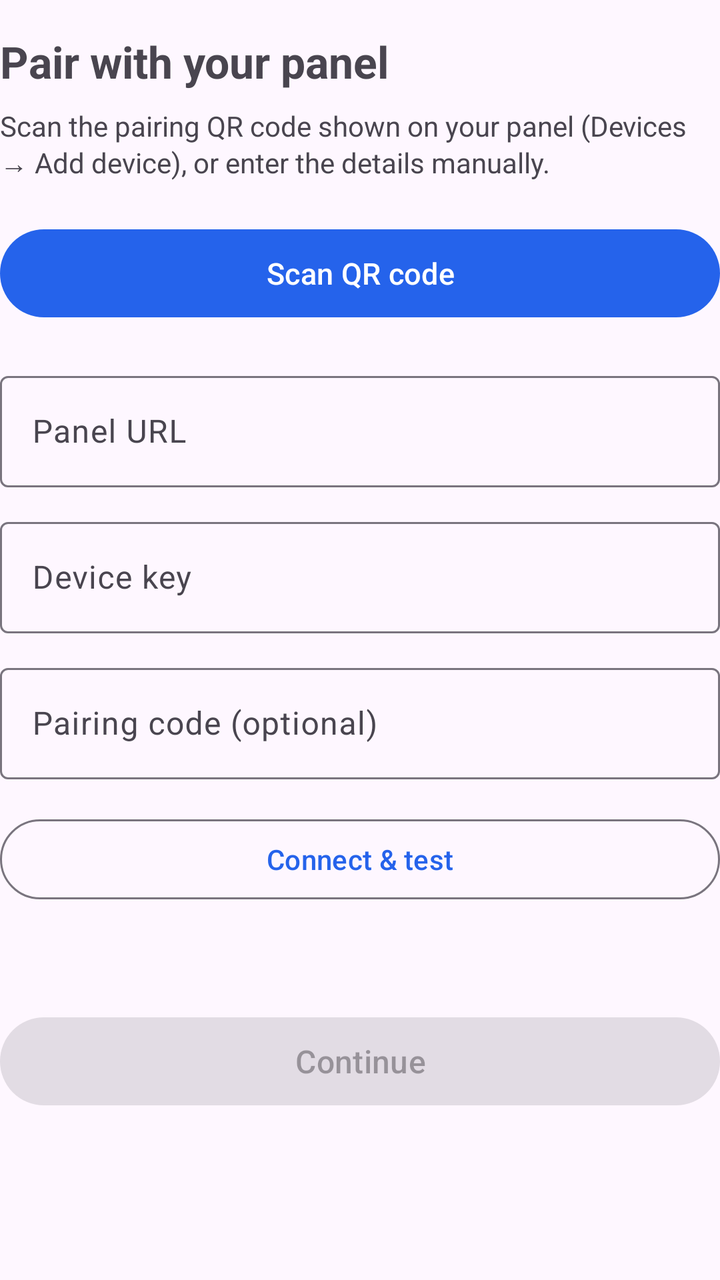
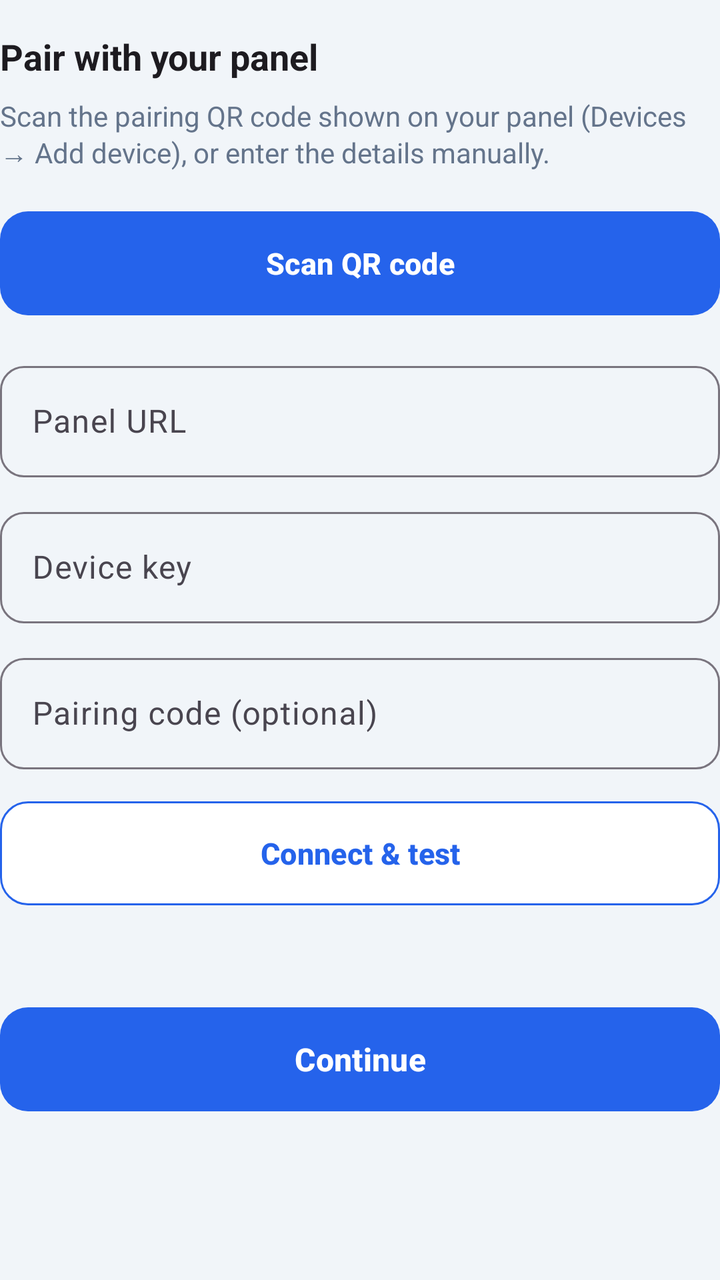

An Android layout rendered at two revisions. The XML below is the earlier revision; the diff shows what the commit changed to produce the second picture.
<!-- AndroidManifest.xml: application theme Theme.InvokeilPay -->
<!-- res/layout/ob_pair.xml -->
<?xml version="1.0" encoding="utf-8"?>
<LinearLayout xmlns:android="http://schemas.android.com/apk/res/android"
    xmlns:app="http://schemas.android.com/apk/res-auto"
    android:layout_width="match_parent"
    android:layout_height="wrap_content"
    android:orientation="vertical">

    android:layout_width="match_parent"
    android:layout_height="wrap_content"
    android:orientation="vertical">

    <TextView
        android:layout_width="match_parent"
        android:layout_height="wrap_content"
        android:layout_marginTop="16dp"
        android:text="@string/ob_pair_title"
        android:textSize="22sp"
        android:textStyle="bold" />

    <TextView
        android:layout_width="match_parent"
        android:layout_height="wrap_content"
        android:layout_marginTop="8dp"
        android:text="@string/ob_pair_body"
        android:textColor="?android:attr/textColorSecondary"
        android:textSize="14sp" />

    <com.google.android.material.button.MaterialButton
        android:id="@+id/btn_scan"
        android:layout_width="match_parent"
        android:layout_height="52dp"
        android:layout_marginTop="20dp"
        android:text="@string/btn_scan_qr"
        android:textSize="15sp" />

    <com.google.android.material.textfield.TextInputLayout
        android:layout_width="match_parent"
        android:layout_height="wrap_content"
        android:layout_marginTop="20dp"
        android:hint="@string/panel_url">

        <com.google.android.material.textfield.TextInputEditText
            android:id="@+id/input_url"
            android:layout_width="match_parent"
            android:layout_height="wrap_content"
            android:importantForAutofill="no"
            android:inputType="textUri" />
    </com.google.android.material.textfield.TextInputLayout>

    <com.google.android.material.textfield.TextInputLayout
        android:layout_width="match_parent"
        android:layout_height="wrap_content"
        android:layout_marginTop="12dp"
        android:hint="@string/device_key">

        <com.google.android.material.textfield.TextInputEditText
            android:id="@+id/input_key"
            android:layout_width="match_parent"
            android:layout_height="wrap_content"
            android:importantForAutofill="no"
            android:inputType="text" />
    </com.google.android.material.textfield.TextInputLayout>

    <com.google.android.material.textfield.TextInputLayout
        android:layout_width="match_parent"
        android:layout_height="wrap_content"
        android:layout_marginTop="12dp"
        android:hint="@string/pairing_code">

        <com.google.android.material.textfield.TextInputEditText
            android:id="@+id/input_code"
            android:layout_width="match_parent"
            android:layout_height="wrap_content"
            android:importantForAutofill="no"
            android:inputType="number" />
    </com.google.android.material.textfield.TextInputLayout>

    <com.google.android.material.button.MaterialButton
        android:id="@+id/btn_test"
        style="?attr/materialButtonOutlinedStyle"
        android:layout_width="match_parent"
        android:layout_height="48dp"
        android:layout_marginTop="16dp"
        android:text="@string/test_connect" />

    <TextView
        android:id="@+id/status_text"
        android:layout_width="match_parent"
        android:layout_height="wrap_content"
        android:layout_marginTop="12dp"
        android:textColor="?android:attr/textColorSecondary"
        android:textSize="14sp" />

    <com.google.android.material.button.MaterialButton
        android:id="@+id/btn_continue"
        android:layout_width="match_parent"
        android:layout_height="52dp"
        android:layout_marginTop="20dp"
        android:enabled="false"
        android:text="@string/btn_continue"
        android:textSize="16sp" />
</LinearLayout>
<!-- resources referenced by this layout -->
<resources>
  <style name="Theme.InvokeilPay" parent="Theme.Material3.DayNight.NoActionBar">
          <item name="colorPrimary">#2563EB</item>
          <item name="colorOnPrimary">#FFFFFF</item>
          <item name="colorSecondary">#1E40AF</item>
          <item name="shapeAppearanceSmallComponent">@style/ShapeAppearance.Invokeil.Small</item>
          <item name="shapeAppearanceMediumComponent">@style/ShapeAppearance.Invokeil.Medium</item>
          <item name="shapeAppearanceLargeComponent">@style/ShapeAppearance.Invokeil.Large</item>
      </style>
  <!-- unchanged entries left out for length: 11 -->
</resources>

<!-- the commit's change to res/layout/ob_pair.xml (unified diff, before → after) -->
@@ -1,10 +1,6 @@
 <?xml version="1.0" encoding="utf-8"?>
 <LinearLayout xmlns:android="http://schemas.android.com/apk/res/android"
     xmlns:app="http://schemas.android.com/apk/res-auto"
-    android:layout_width="match_parent"
-    android:layout_height="wrap_content"
-    android:orientation="vertical">
-
     android:layout_width="match_parent"
     android:layout_height="wrap_content"
     android:orientation="vertical">
@@ -14,7 +10,8 @@
         android:layout_height="wrap_content"
         android:layout_marginTop="16dp"
         android:text="@string/ob_pair_title"
-        android:textSize="22sp"
+        android:textColor="?android:attr/textColorPrimary"
+        android:textSize="18sp"
         android:textStyle="bold" />
 
     <TextView
@@ -22,18 +19,19 @@
         android:layout_height="wrap_content"
         android:layout_marginTop="8dp"
         android:text="@string/ob_pair_body"
-        android:textColor="?android:attr/textColorSecondary"
+        android:textColor="@color/text_muted"
         android:textSize="14sp" />
 
     <com.google.android.material.button.MaterialButton
         android:id="@+id/btn_scan"
+        style="@style/Widget.Invokeil.Button.Primary"
         android:layout_width="match_parent"
         android:layout_height="52dp"
         android:layout_marginTop="20dp"
-        android:text="@string/btn_scan_qr"
-        android:textSize="15sp" />
+        android:text="@string/btn_scan_qr" />
 
     <com.google.android.material.textfield.TextInputLayout
+        style="@style/Widget.Invokeil.TextInput"
         android:layout_width="match_parent"
         android:layout_height="wrap_content"
         android:layout_marginTop="20dp"
@@ -48,6 +46,7 @@
     </com.google.android.material.textfield.TextInputLayout>
 
     <com.google.android.material.textfield.TextInputLayout
+        style="@style/Widget.Invokeil.TextInput"
         android:layout_width="match_parent"
         android:layout_height="wrap_content"
         android:layout_marginTop="12dp"
@@ -62,6 +61,7 @@
     </com.google.android.material.textfield.TextInputLayout>
 
     <com.google.android.material.textfield.TextInputLayout
+        style="@style/Widget.Invokeil.TextInput"
         android:layout_width="match_parent"
         android:layout_height="wrap_content"
         android:layout_marginTop="12dp"
@@ -77,9 +77,9 @@
 
     <com.google.android.material.button.MaterialButton
         android:id="@+id/btn_test"
-        style="?attr/materialButtonOutlinedStyle"
+        style="@style/Widget.Invokeil.Button.Secondary"
         android:layout_width="match_parent"
-        android:layout_height="48dp"
+        android:layout_height="52dp"
         android:layout_marginTop="16dp"
         android:text="@string/test_connect" />
 
@@ -88,11 +88,12 @@
         android:layout_width="match_parent"
         android:layout_height="wrap_content"
         android:layout_marginTop="12dp"
-        android:textColor="?android:attr/textColorSecondary"
+        android:textColor="@color/text_muted"
         android:textSize="14sp" />
 
     <com.google.android.material.button.MaterialButton
         android:id="@+id/btn_continue"
+        style="@style/Widget.Invokeil.Button.Primary"
         android:layout_width="match_parent"
         android:layout_height="52dp"
         android:layout_marginTop="20dp"
<!-- resource entries referenced after the edit -->
@@ -1,13 +1,87 @@
 <!-- resources referenced by this layout -->
 <resources>
+  <color name="text_muted">#64748B</color>
+  <style name="Widget.Invokeil.Button.Primary" parent="Widget.Material3.Button">
+          <item name="android:minHeight">52dp</item>
+          <item name="android:insetTop">0dp</item>
+          <item name="android:insetBottom">0dp</item>
+          <item name="android:textSize">15sp</item>
+          <item name="android:textStyle">bold</item>
+          <item name="android:textColor">#FFFFFF</item>
+          <item name="cornerRadius">14dp</item>
+          <item name="backgroundTint">@color/brand_primary</item>
+      </style>
+  <style name="Widget.Invokeil.Button.Secondary" parent="Widget.Material3.Button.OutlinedButton">
+          <item name="android:minHeight">52dp</item>
+          <item name="android:insetTop">0dp</item>
+          <item name="android:insetBottom">0dp</item>
+          <item name="android:textSize">15sp</item>
+          <item name="android:textStyle">bold</item>
+          <item name="android:textColor">@color/brand_primary</item>
+          <item name="cornerRadius">14dp</item>
+          <item name="backgroundTint">@color/surface_card</item>
+          <item name="strokeColor">@color/brand_primary</item>
+          <item name="strokeWidth">1dp</item>
+      </style>
+  <style name="Widget.Invokeil.TextInput" parent="Widget.Material3.TextInputLayout.OutlinedBox">
+          <item name="boxCornerRadiusTopStart">12dp</item>
+          <item name="boxCornerRadiusTopEnd">12dp</item>
+          <item name="boxCornerRadiusBottomStart">12dp</item>
+          <item name="boxCornerRadiusBottomEnd">12dp</item>
+      </style>
   <style name="Theme.InvokeilPay" parent="Theme.Material3.DayNight.NoActionBar">
-          <item name="colorPrimary">#2563EB</item>
+          <item name="colorPrimary">@color/brand_primary</item>
           <item name="colorOnPrimary">#FFFFFF</item>
-          <item name="colorSecondary">#1E40AF</item>
+          <item name="colorSecondary">@color/brand_dark</item>
+          <item name="colorOnSecondary">#FFFFFF</item>
+          <item name="colorSurface">@color/surface_card</item>
+          <item name="android:colorBackground">@color/bg_page</item>
+          <item name="android:windowBackground">@color/bg_page</item>
+          <item name="android:statusBarColor">@color/brand_deep</item>
+          <item name="android:windowLightStatusBar">false</item>
           <item name="shapeAppearanceSmallComponent">@style/ShapeAppearance.Invokeil.Small</item>
           <item name="shapeAppearanceMediumComponent">@style/ShapeAppearance.Invokeil.Medium</item>
           <item name="shapeAppearanceLargeComponent">@style/ShapeAppearance.Invokeil.Large</item>
+          
+          <item name="android:windowSplashScreenBackground">@color/splash_bg</item>
+          <item name="android:windowSplashScreenAnimatedIcon">@drawable/ic_splash_icon</item>
       </style>
+  <color name="brand_primary">#2563EB</color>
+  <color name="surface_card">#FFFFFF</color>
+  <color name="brand_dark">#1E40AF</color>
+  <color name="bg_page">#F1F5F9</color>
+  <color name="brand_deep">#172554</color>
+  <color name="splash_bg">#FFFFFF</color>
+  <!-- drawable ic_splash_icon (drawable) -->
+  <?xml version="1.0" encoding="utf-8"?>
+  <inset xmlns:android="http://schemas.android.com/apk/res/android"
+      android:drawable="@drawable/ic_logo_mark"
+      android:insetLeft="20%"
+      android:insetTop="20%"
+      android:insetRight="20%"
+      android:insetBottom="20%" />
+  <!-- drawable ic_logo_mark (drawable) -->
+  <?xml version="1.0" encoding="utf-8"?>
+  <vector xmlns:android="http://schemas.android.com/apk/res/android"
+      android:width="48dp"
+      android:height="48dp"
+      android:viewportWidth="24"
+      android:viewportHeight="24">
+      
+      <path
+          android:fillColor="@color/brand_primary"
+          android:pathData="M5,0h14a5,5 0 0 1 5,5v14a5,5 0 0 1 -5,5H5a5,5 0 0 1 -5,-5V5a5,5 0 0 1 5,-5z" />
+      
+      <group
+          android:scaleX="0.62"
+          android:scaleY="0.62"
+          android:pivotX="12"
+          android:pivotY="12">
+          <path
+              android:fillColor="#FFFFFF"
+              android:pathData="M12,1L3,5v6c0,5.55 3.84,10.74 9,12 5.16,-1.26 9,-6.45 9,-12V5L12,1zM12,11.99h7c-0.53,4.12 -3.28,7.79 -7,8.94V12H5V6.3l7,-3.11v8.8z" />
+      </group>
+  </vector>
   <!-- unchanged entries left out for length: 11 -->
 </resources>
 
